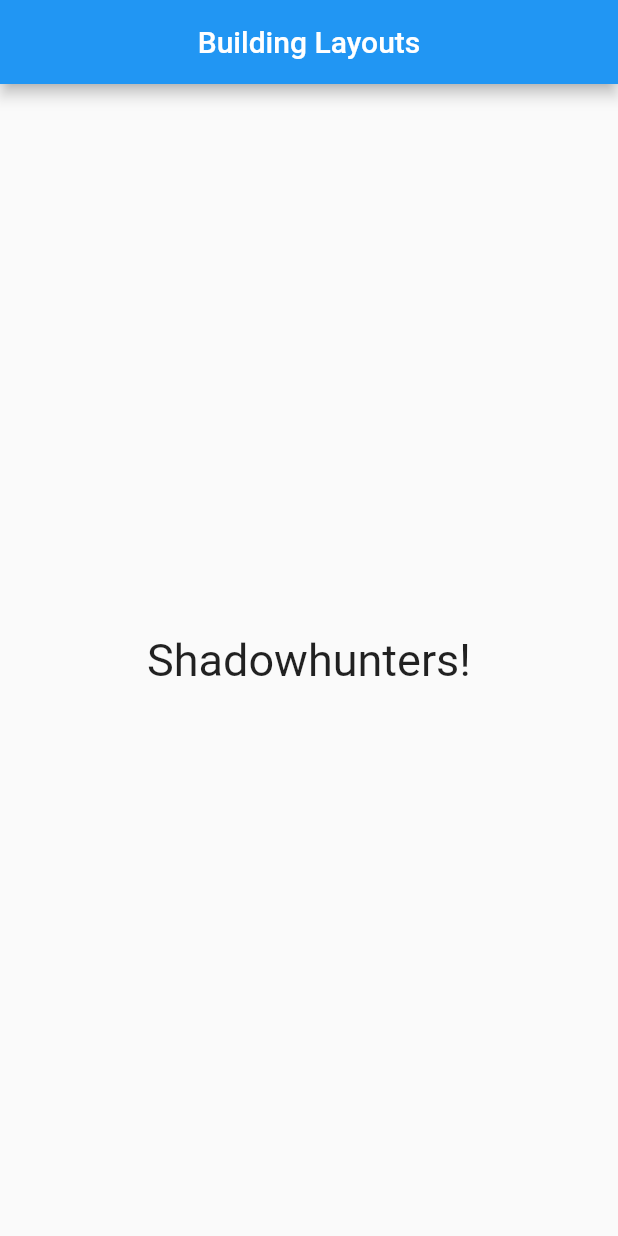
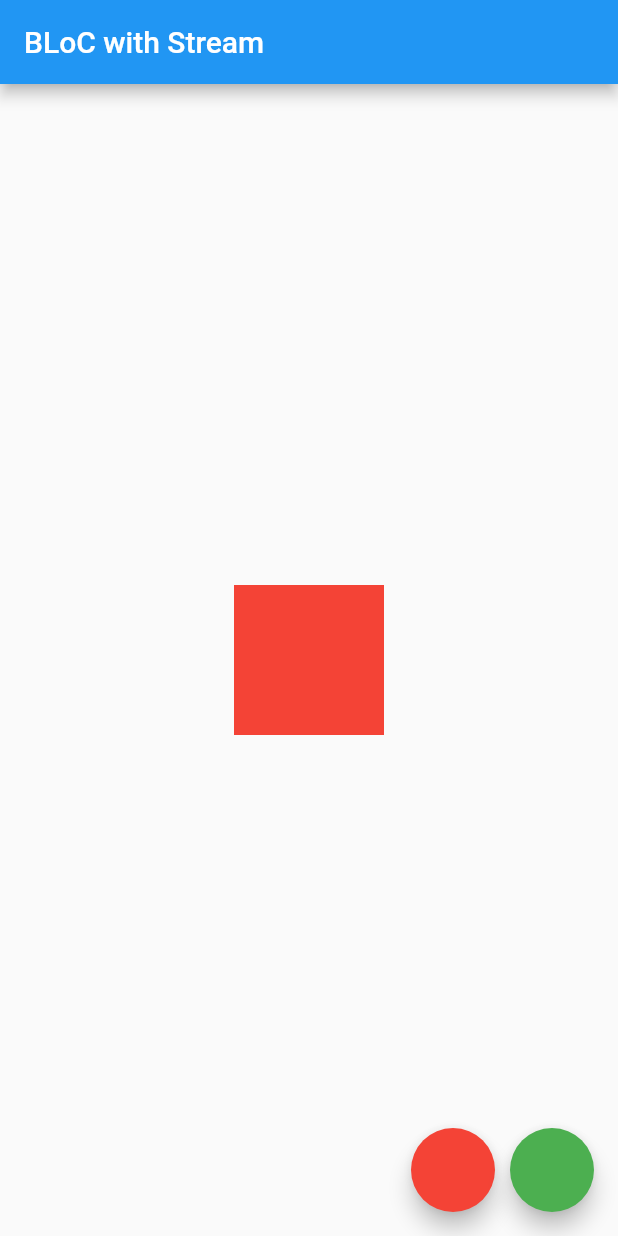
Before and after one commit to BekirovaMavile/flutter_application_first, a Flutter app: the screen it shows after launch, on a phone screen of 412 x 824 dp. Run offline on Flutter 3.47's test engine with Material 2 defaults, Android fonts, the phone set to English and light mode, and no system bars.

Commit message:
BLoC на потоках

```diff
--- /dev/null
+++ b/lib/color_bloc.dart
@@ -0,0 +1,35 @@
+import 'dart:async';
+
+import 'package:flutter/material.dart';
+
+enum ColorEvent{
+  event_red, event_green
+}
+
+class ColorBloc{
+  Color _color = Colors.red;
+
+  final _inputEventController = StreamController<ColorEvent>();
+  StreamSink<ColorEvent> get inputEventSink => _inputEventController.sink;
+
+  final _outputStateontroller = StreamController<Color>();
+  Stream<Color> get outputStateStream => _outputStateontroller.stream;
+
+  void _mapEventToState(ColorEvent event){
+    if(event == ColorEvent.event_red) _color = Colors.red;
+    else if (event == ColorEvent.event_green) _color = Colors.green;
+    else
+      throw Exception('Wrong Event Type');
+
+      _outputStateontroller.sink.add(_color);
+  }
+
+  ColorBloc(){
+    _inputEventController.stream.listen(_mapEventToState);
+  }
+
+  void dispose(){
+    _inputEventController.close();
+    _outputStateontroller.close();
+  }
+}
--- a/lib/main.dart
+++ b/lib/main.dart
@@ -1,24 +1,70 @@
 import 'package:flutter/material.dart';
+import 'package:flutter_application_1/color_bloc.dart';
 
-void main() => runApp(MyApp());
+void main() {
+  runApp(MyApp());
+}
 
 class MyApp extends StatelessWidget {
   @override
   Widget build(BuildContext context) {
     return MaterialApp(
-      home: Scaffold(
-          appBar: AppBar(
-            title: Text('Building Layouts'),
-            centerTitle: true,
-          ),
-          // или виджет Center, но без Alignment
-          body: Align(
-            alignment: Alignment.center,
-            child: Text(
-              'Shadowhunters!',
-              style: TextStyle(fontSize: 30),
-            ),
-          )),
+      title: 'Counter',
+      home: MyHomePage(),
     );
   }
 }
+
+class MyHomePage extends StatefulWidget {
+  @override
+  State<MyHomePage> createState() => _MyHomePageState();
+}
+
+class _MyHomePageState extends State<MyHomePage> {
+  ColorBloc _bloc = ColorBloc();
+
+  @override
+  void dispose(){
+    _bloc.dispose();
+    super.dispose();
+  }
+  Widget build(BuildContext context) {
+    return Scaffold(
+      appBar: AppBar(
+        title: const Text('BLoC with Stream'),
+      ),
+    body: Center(
+      child: StreamBuilder(
+        stream: _bloc.outputStateStream,
+        initialData: Colors.red,
+        builder: (context, snapshot){
+          return AnimatedContainer(
+            height: 100,
+            width: 100,
+            color: snapshot.data,
+            duration: const Duration(milliseconds: 500)
+          );
+        },
+      )
+    ),
+    floatingActionButton: Row(
+      mainAxisAlignment: MainAxisAlignment.end,
+      children: <Widget>[
+        FloatingActionButton(
+          backgroundColor: Colors.red,
+          onPressed: () {
+            _bloc.inputEventSink.add(ColorEvent.event_red);
+          },
+        ),
+        const SizedBox(width: 10),
+        FloatingActionButton(
+          backgroundColor: Colors.green,
+          onPressed: () {
+            _bloc.inputEventSink.add(ColorEvent.event_green);
+          },
+        )
+      ],
+      ),
+    );
+  }
+}
```
